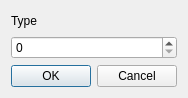
lonski/amarlon, file editor/actors/ai_edit_dlg.ui: the form before one commit.
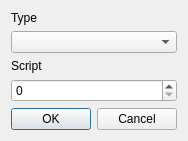
The form after the commit.

Commit message: ai edit dialog

```diff
--- a/editor/actors/ai_edit_dlg.ui
+++ b/editor/actors/ai_edit_dlg.ui
@@ -6,8 +6,8 @@
    <rect>
     <x>0</x>
     <y>0</y>
-    <width>184</width>
-    <height>98</height>
+    <width>174</width>
+    <height>131</height>
    </rect>
   </property>
   <property name="windowTitle">
@@ -15,14 +15,24 @@
   </property>
   <layout class="QVBoxLayout" name="verticalLayout">
    <item>
-    <widget class="QLabel" name="label">
+    <widget class="QLabel" name="label_2">
      <property name="text">
       <string>Type</string>
      </property>
     </widget>
    </item>
    <item>
-    <widget class="QSpinBox" name="fType"/>
+    <widget class="QComboBox" name="fType"/>
+   </item>
+   <item>
+    <widget class="QLabel" name="label">
+     <property name="text">
+      <string>Script</string>
+     </property>
+    </widget>
+   </item>
+   <item>
+    <widget class="QSpinBox" name="fScript"/>
    </item>
    <item>
     <widget class="QDialogButtonBox" name="buttonBox">
```
The commit also changes 4 other files.
